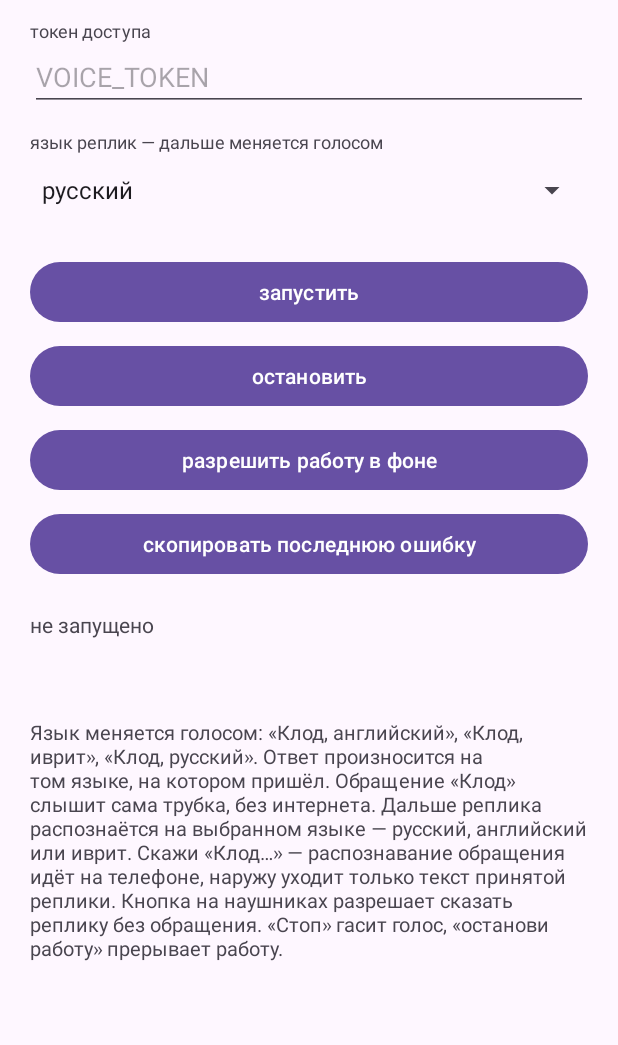
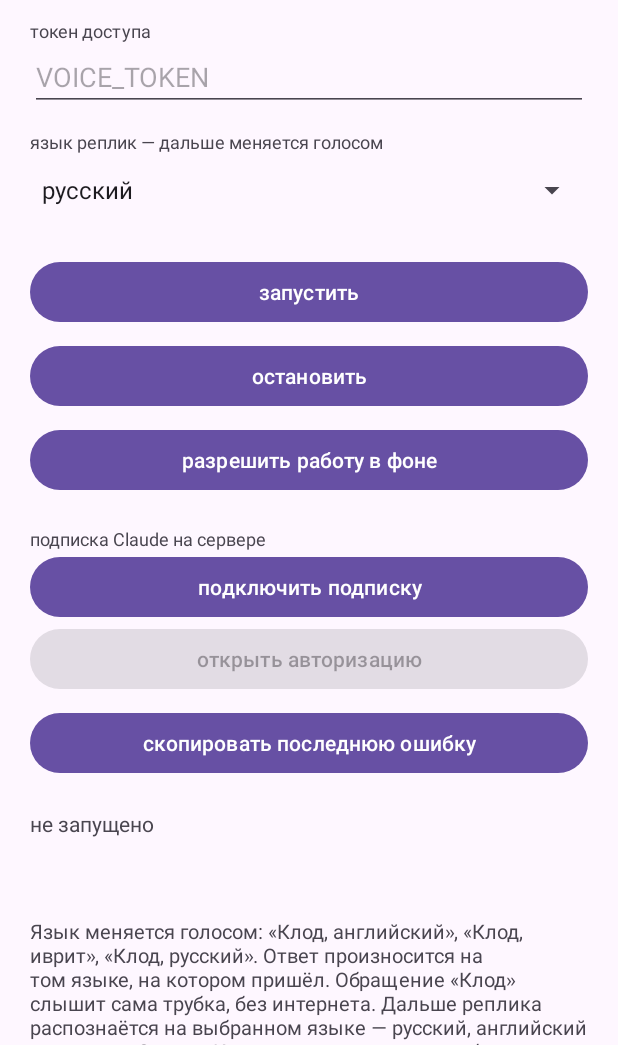
Before and after one commit to aisarus/Ccvoice-, an Android app: the screen it shows after launch (MainActivity), on a phone screen of 412 x 824 dp, the part 191-1236 px from its top. Run offline under Robolectric (Android 15) with nearby library versions, the phone set to English and light mode, and no system bars.

Commit message:
Connect the Claude subscription from the app, and let the daemon keep it
The web client could walk through `claude setup-token`; the app could not, so
the only way to fix a broken subscription token was ssh — which is exactly what
the app exists to avoid. The app now drives the same protocol flow: a button
asks for the link, the link opens in the browser, the code goes back, and the
result says whether it worked.

The daemon also writes the token into its own environment file, so a
subscription connected from the phone survives a restart instead of needing a
line pasted by hand. When the file is missing or read-only it says so rather
than pretending.

Co-Authored-By: Claude Opus 5 <noreply@anthropic.com>
Claude-Session: https://claude.ai/code/session_011yGL82co4m51CCQP6QCaZn

```diff
--- a/android/app/src/main/res/layout/activity_main.xml
+++ b/android/app/src/main/res/layout/activity_main.xml
@@ -81,6 +81,42 @@
             android:layout_marginTop="8dp"
             android:text="разрешить работу в фоне" />
 
+        <TextView
+            android:layout_width="wrap_content"
+            android:layout_height="wrap_content"
+            android:layout_marginTop="20dp"
+            android:textSize="12sp"
+            android:text="подписка Claude на сервере" />
+
+        <Button
+            android:id="@+id/authStart"
+            android:layout_width="match_parent"
+            android:layout_height="wrap_content"
+            android:text="подключить подписку" />
+
+        <Button
+            android:id="@+id/authOpen"
+            android:layout_width="match_parent"
+            android:layout_height="wrap_content"
+            android:enabled="false"
+            android:text="открыть авторизацию" />
+
+        <EditText
+            android:id="@+id/authCode"
+            android:layout_width="match_parent"
+            android:layout_height="wrap_content"
+            android:visibility="gone"
+            android:hint="вставь код со страницы"
+            android:inputType="textNoSuggestions"
+            android:importantForAutofill="no" />
+
+        <Button
+            android:id="@+id/authSend"
+            android:layout_width="match_parent"
+            android:layout_height="wrap_content"
+            android:visibility="gone"
+            android:text="готово" />
+
         <Button
             android:id="@+id/copyError"
             android:layout_width="match_parent"
```
Also changed, not shown: android/app/src/main/java/com/voiceshell/MainActivity.kt (+27 -0 lines), android/app/src/main/java/com/voiceshell/VoiceService.kt (+38 -0 lines), 4 other files.
